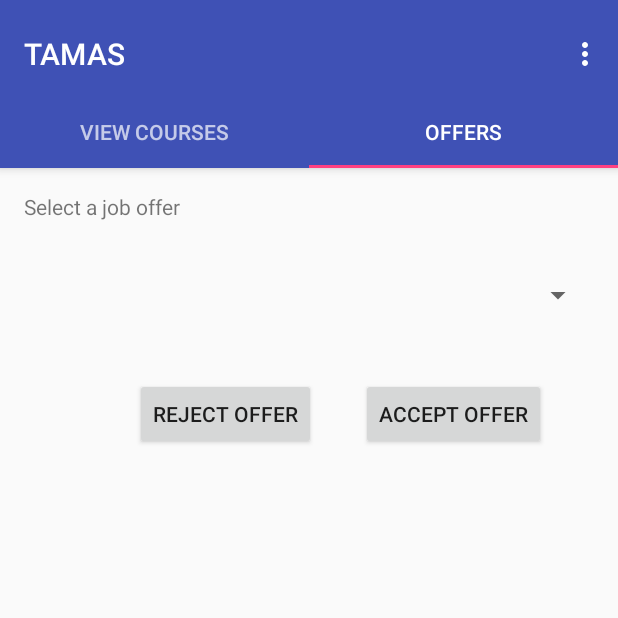
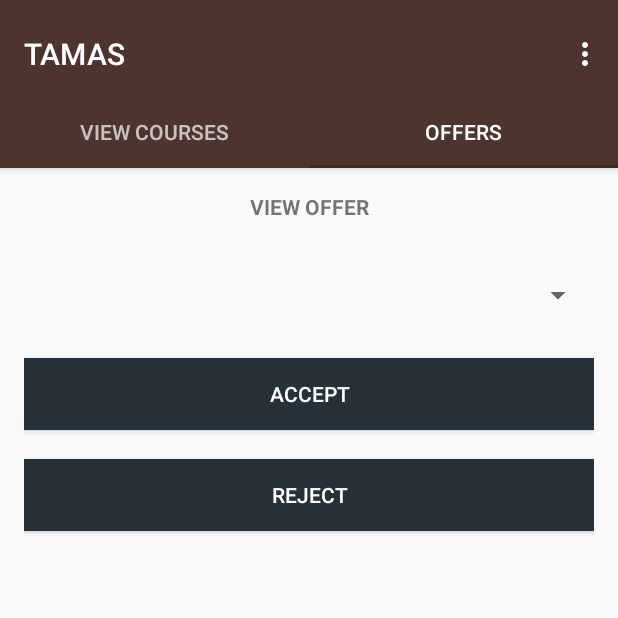
Before and after one commit to hakimamarouche/TAMAS, an Android app: the screen it shows after launch (MainActivity), tab 2 chosen, on a phone screen of 412 x 824 dp, the top half of it. Run offline under Robolectric (Android 15) with nearby library versions, the phone set to English and light mode, and no system bars.

Commit message:
Updated GUI and other functionalities

```diff
--- a/TeachingAssistantManagementSystemMobile/app/src/main/java/ecse321/mcgill/ca/tamas/Tab1ViewCourses.java
+++ b/TeachingAssistantManagementSystemMobile/app/src/main/java/ecse321/mcgill/ca/tamas/Tab1ViewCourses.java
@@ -3,6 +3,7 @@ package ecse321.mcgill.ca.tamas;
 /**
  * Created by AdeebIbne on 4/4/2017.
  */
+
 import android.os.Bundle;
 import android.support.v4.app.Fragment;
 import android.view.LayoutInflater;
@@ -10,11 +11,15 @@ import android.view.View;
 import android.view.ViewGroup;
 
 public class Tab1ViewCourses extends Fragment {
+    private String [] arraySpinner;
     @Override
     public View onCreateView(LayoutInflater inflater, ViewGroup container,
                              Bundle savedInstanceState) {
         View rootView = inflater.inflate(R.layout.tab1viewcourse, container, false);
+        // Create an ArrayAdapter using the string array and a default spinner layout
+
 
         return rootView;
+
     }
 }
--- a/TeachingAssistantManagementSystemMobile/app/src/main/res/layout/tab2acceptjob.xml
+++ b/TeachingAssistantManagementSystemMobile/app/src/main/res/layout/tab2acceptjob.xml
@@ -6,7 +6,7 @@
     android:paddingLeft="@dimen/activity_horizontal_margin"
     android:paddingRight="@dimen/activity_horizontal_margin"
     android:paddingTop="@dimen/activity_vertical_margin"
-    tools:context="ecse321.mcgill.ca.tamas.MainActivity$PlaceholderFragment">
+    >
 
     <Spinner
         android:id="@+id/spinner"
@@ -21,23 +21,27 @@
         android:id="@+id/button2"
         android:layout_width="wrap_content"
         android:layout_height="wrap_content"
-        android:layout_marginTop="43dp"
-        android:text="reject offer"
+        android:layout_marginTop="30dp"
+        android:text="@string/acceptbutton"
+        android:background = "#263238"
+        android:textColor="@android:color/primary_text_dark"
         android:layout_below="@+id/spinner"
-        android:layout_toLeftOf="@+id/button3"
-        android:layout_toStartOf="@+id/button3"
-        android:layout_marginRight="30dp"
-        android:layout_marginEnd="30dp" />
+        android:layout_alignParentLeft="true"
+        android:layout_alignParentStart="true"
+        android:layout_alignParentRight="true"
+        android:layout_alignParentEnd="true" />
 
     <Button
         android:id="@+id/button3"
         android:layout_width="wrap_content"
         android:layout_height="wrap_content"
-        android:text="Accept offer"
-        android:layout_marginRight="32dp"
-        android:layout_marginEnd="32dp"
-        android:layout_alignBaseline="@+id/button2"
-        android:layout_alignBottom="@+id/button2"
+        android:text="@string/rejectbutton"
+        android:background = "#263238"
+        android:textColor="@android:color/primary_text_dark"
+        android:layout_marginTop="19dp"
+        android:layout_below="@+id/button2"
+        android:layout_alignLeft="@+id/button2"
+        android:layout_alignStart="@+id/button2"
         android:layout_alignParentRight="true"
         android:layout_alignParentEnd="true" />
 
@@ -48,6 +52,10 @@
         android:layout_alignParentLeft="true"
         android:layout_alignParentStart="true"
         android:layout_alignParentTop="true"
-        android:text="Select a job offer" />
+        android:textStyle="bold"
+        android:textAlignment="center"
+        android:text="@string/jobOfferText"
+        android:layout_alignParentRight="true"
+        android:layout_alignParentEnd="true" />
 
 </RelativeLayout>
--- a/TeachingAssistantManagementSystemMobile/app/src/main/res/values/colors.xml
+++ b/TeachingAssistantManagementSystemMobile/app/src/main/res/values/colors.xml
@@ -1,6 +1,6 @@
 <?xml version="1.0" encoding="utf-8"?>
 <resources>
-    <color name="colorPrimary">#3F51B5</color>
-    <color name="colorPrimaryDark">#303F9F</color>
-    <color name="colorAccent">#FF4081</color>
+    <color name="colorPrimary">#4E342E</color>
+    <color name="colorPrimaryDark">#3E2723</color>
+    <color name="colorAccent">#3E2723</color>
 </resources>
--- a/TeachingAssistantManagementSystemMobile/app/src/main/res/values/strings.xml
+++ b/TeachingAssistantManagementSystemMobile/app/src/main/res/values/strings.xml
@@ -6,9 +6,14 @@
     <string name="view_course">View Course</string>
     <string name="course_description">Course Description:</string>
     <string name="credit">Credit:</string>
-    <string name="experience">Experience</string>
-    <string name="studentIDview">McGill ID:</string>
+    <string name="experience">Experience: </string>
+    <string name="studentIDview">McGill ID: </string>
     <string name="jobsTA">TA:</string>
     <string name="graderJob">Grader:</string>
-    <string name="applyForJobView">Apply For Job Below</string>
+    <string name="applyForJobView">Apply For Job</string>
+    <string name="acceptbutton">ACCEPT</string>
+    <string name="rejectbutton">REJECT</string>
+    <string name="jobOfferText">VIEW OFFER</string>
+    <string name="spinnerHint">SELECT COURSE</string>
+    <string name="line">_______________________________</string>
 </resources>
```
Also changed, not shown: TeachingAssistantManagementSystemMobile/app/src/main/res/layout/tab1viewcourse.xml (+37 -16 lines).
